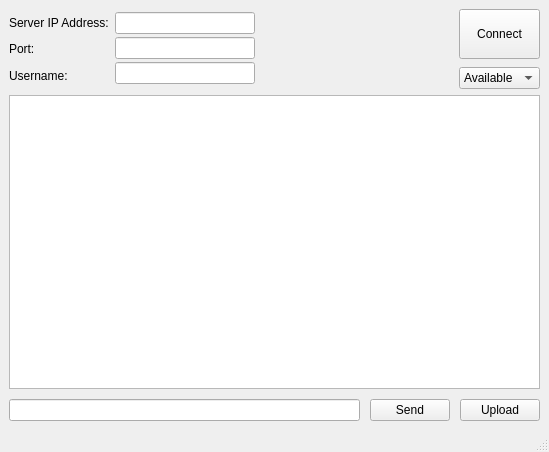
Before: the Qt Designer form Client/mainwindow.ui in MapleBKL/LAN_message_and_file_transfer, drawn with Qt 5.
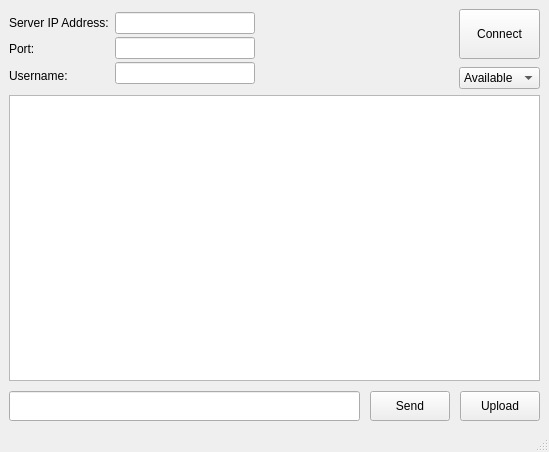
After: the same form once the commit is applied.

Patch:
```diff
--- a/Client/mainwindow.ui
+++ b/Client/mainwindow.ui
@@ -136,7 +136,7 @@
          <property name="minimumSize">
           <size>
            <width>0</width>
-           <height>12</height>
+           <height>30</height>
           </size>
          </property>
          <property name="font">
@@ -148,6 +148,12 @@
        </item>
        <item>
         <widget class="QPushButton" name="btn_send">
+         <property name="minimumSize">
+          <size>
+           <width>0</width>
+           <height>30</height>
+          </size>
+         </property>
          <property name="maximumSize">
           <size>
            <width>16777215</width>
@@ -164,6 +170,12 @@
        </item>
        <item>
         <widget class="QPushButton" name="btn_upload">
+         <property name="minimumSize">
+          <size>
+           <width>0</width>
+           <height>30</height>
+          </size>
+         </property>
          <property name="text">
           <string>Upload</string>
          </property>
```
Left out of the diff: 2 changed lines with no effect on the pictures.
